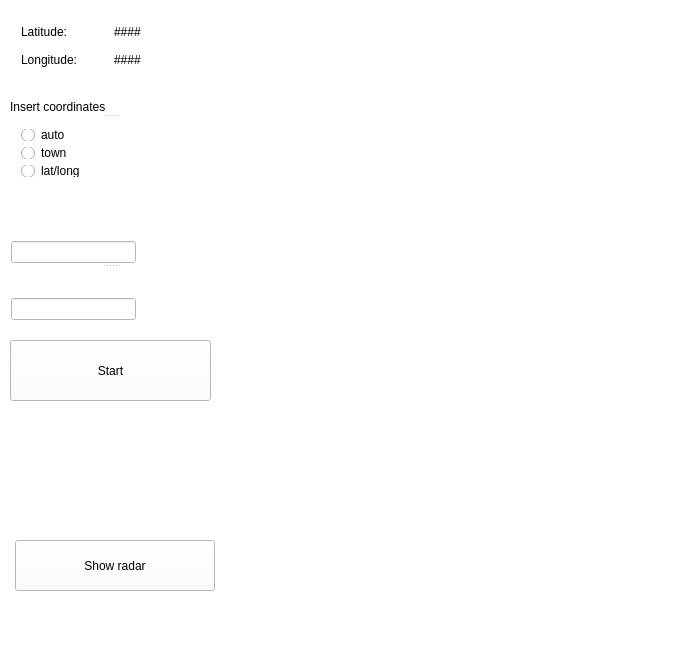
Above: mainwindow.ui from yyovchev/SkyNetFeeder before the change. Below: the same form after it.
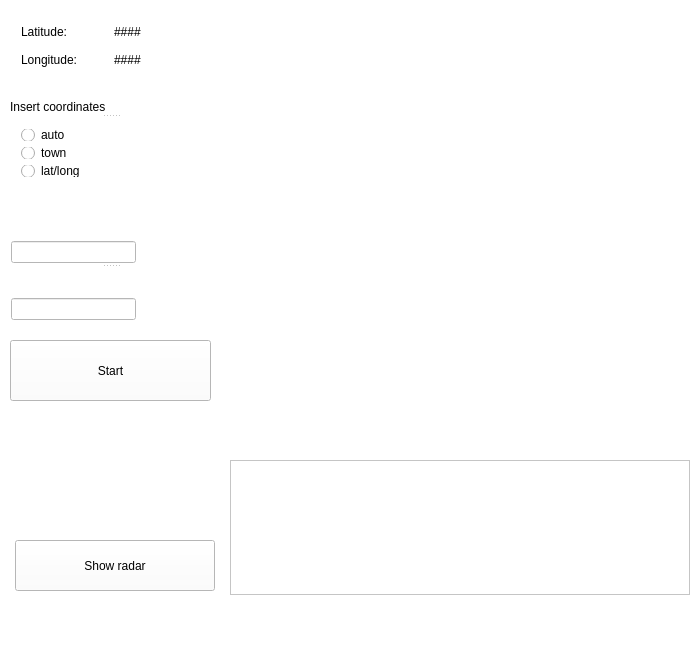
That is the form after the change. Custom widgets are drawn as their Qt base class.

```diff
--- a/mainwindow.ui
+++ b/mainwindow.ui
@@ -242,6 +242,16 @@
      </widget>
     </widget>
    </widget>
+   <widget class="QTableWidget" name="AircraftsTable">
+    <property name="geometry">
+     <rect>
+      <x>230</x>
+      <y>460</y>
+      <width>460</width>
+      <height>135</height>
+     </rect>
+    </property>
+   </widget>
   </widget>
   <widget class="QMenuBar" name="menuBar">
    <property name="geometry">
```
